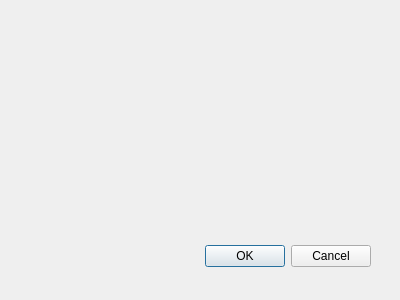
The window that source/windows/model/resume/resumecreatewindow.ui (Who-are-me/term_paper_2022) describes before a commit, drawn with Qt 5.
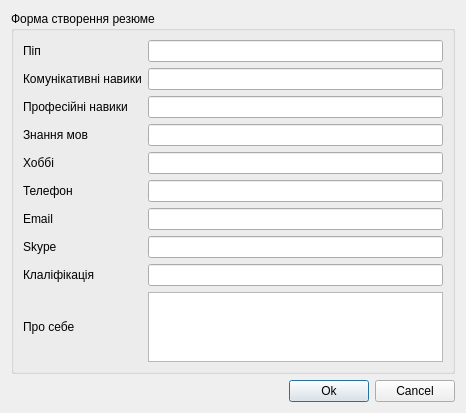
The same window after the commit.

Diff of the .ui file:
```diff
--- a/source/windows/model/resume/resumecreatewindow.ui
+++ b/source/windows/model/resume/resumecreatewindow.ui
@@ -8,29 +8,158 @@
    <rect>
     <x>0</x>
     <y>0</y>
-    <width>400</width>
-    <height>300</height>
+    <width>466</width>
+    <height>395</height>
    </rect>
   </property>
   <property name="windowTitle">
    <string>Dialog</string>
   </property>
-  <widget name="buttonBox" class="QDialogButtonBox">
-   <property name="geometry">
-    <rect>
-     <x>30</x>
-     <y>240</y>
-     <width>341</width>
-     <height>32</height>
-    </rect>
-   </property>
-   <property name="orientation">
-    <enum>Qt::Horizontal</enum>
-   </property>
-   <property name="standardButtons">
-    <set>QDialogButtonBox::Cancel|QDialogButtonBox::Ok</set>
-   </property>
-  </widget>
+  <layout class="QGridLayout" name="gridLayout_2">
+   <item row="0" column="0" colspan="3">
+    <widget class="QGroupBox" name="groupBox">
+     <property name="title">
+      <string>Форма створення резюме</string>
+     </property>
+     <layout class="QGridLayout" name="gridLayout">
+      <item row="11" column="0">
+       <widget class="QLabel" name="l_company">
+        <property name="text">
+         <string>Клаліфікація</string>
+        </property>
+       </widget>
+      </item>
+      <item row="5" column="0">
+       <widget class="QLabel" name="l_city">
+        <property name="text">
+         <string>Хоббі</string>
+        </property>
+       </widget>
+      </item>
+      <item row="5" column="2">
+       <widget class="QLineEdit" name="le_hobbies"/>
+      </item>
+      <item row="2" column="0">
+       <widget class="QLabel" name="l_salary">
+        <property name="text">
+         <string>Комунікативні навики</string>
+        </property>
+       </widget>
+      </item>
+      <item row="13" column="2">
+       <widget class="QTextEdit" name="te_about_myself">
+        <property name="minimumSize">
+         <size>
+          <width>48</width>
+          <height>0</height>
+         </size>
+        </property>
+       </widget>
+      </item>
+      <item row="7" column="0">
+       <widget class="QLabel" name="l_email">
+        <property name="text">
+         <string>Email</string>
+        </property>
+       </widget>
+      </item>
+      <item row="3" column="0">
+       <widget class="QLabel" name="l_education">
+        <property name="text">
+         <string>Професійні навики</string>
+        </property>
+       </widget>
+      </item>
+      <item row="0" column="2">
+       <widget class="QLineEdit" name="le_pip"/>
+      </item>
+      <item row="4" column="2">
+       <widget class="QLineEdit" name="le_language"/>
+      </item>
+      <item row="2" column="2">
+       <widget class="QLineEdit" name="le_soft_skills"/>
+      </item>
+      <item row="4" column="0">
+       <widget class="QLabel" name="l_experience">
+        <property name="text">
+         <string>Знання мов</string>
+        </property>
+       </widget>
+      </item>
+      <item row="13" column="0">
+       <widget class="QLabel" name="l_description">
+        <property name="text">
+         <string>Про себе</string>
+        </property>
+       </widget>
+      </item>
+      <item row="6" column="0">
+       <widget class="QLabel" name="l_phone">
+        <property name="text">
+         <string>Телефон</string>
+        </property>
+       </widget>
+      </item>
+      <item row="8" column="0">
+       <widget class="QLabel" name="l_location">
+        <property name="text">
+         <string>Skype</string>
+        </property>
+       </widget>
+      </item>
+      <item row="0" column="0">
+       <widget class="QLabel" name="l_title">
+        <property name="text">
+         <string>Піп</string>
+        </property>
+       </widget>
+      </item>
+      <item row="3" column="2">
+       <widget class="QLineEdit" name="le_hard_skills"/>
+      </item>
+      <item row="6" column="2">
+       <widget class="QLineEdit" name="le_phone_2"/>
+      </item>
+      <item row="7" column="2">
+       <widget class="QLineEdit" name="le_email"/>
+      </item>
+      <item row="8" column="2">
+       <widget class="QLineEdit" name="le_skype"/>
+      </item>
+      <item row="11" column="2">
+       <widget class="QLineEdit" name="le_qualification"/>
+      </item>
+     </layout>
+    </widget>
+   </item>
+   <item row="1" column="0">
+    <spacer name="horizontalSpacer">
+     <property name="orientation">
+      <enum>Qt::Horizontal</enum>
+     </property>
+     <property name="sizeHint" stdset="0">
+      <size>
+       <width>280</width>
+       <height>20</height>
+      </size>
+     </property>
+    </spacer>
+   </item>
+   <item row="1" column="1">
+    <widget class="QPushButton" name="btn_ok">
+     <property name="text">
+      <string>Ok</string>
+     </property>
+    </widget>
+   </item>
+   <item row="1" column="2">
+    <widget class="QPushButton" name="btn_cancel">
+     <property name="text">
+      <string>Cancel</string>
+     </property>
+    </widget>
+   </item>
+  </layout>
  </widget>
  <pixmapfunction/>
  <resources/>
```
Left out of the diff: 42 changed lines with no effect on the pictures.
